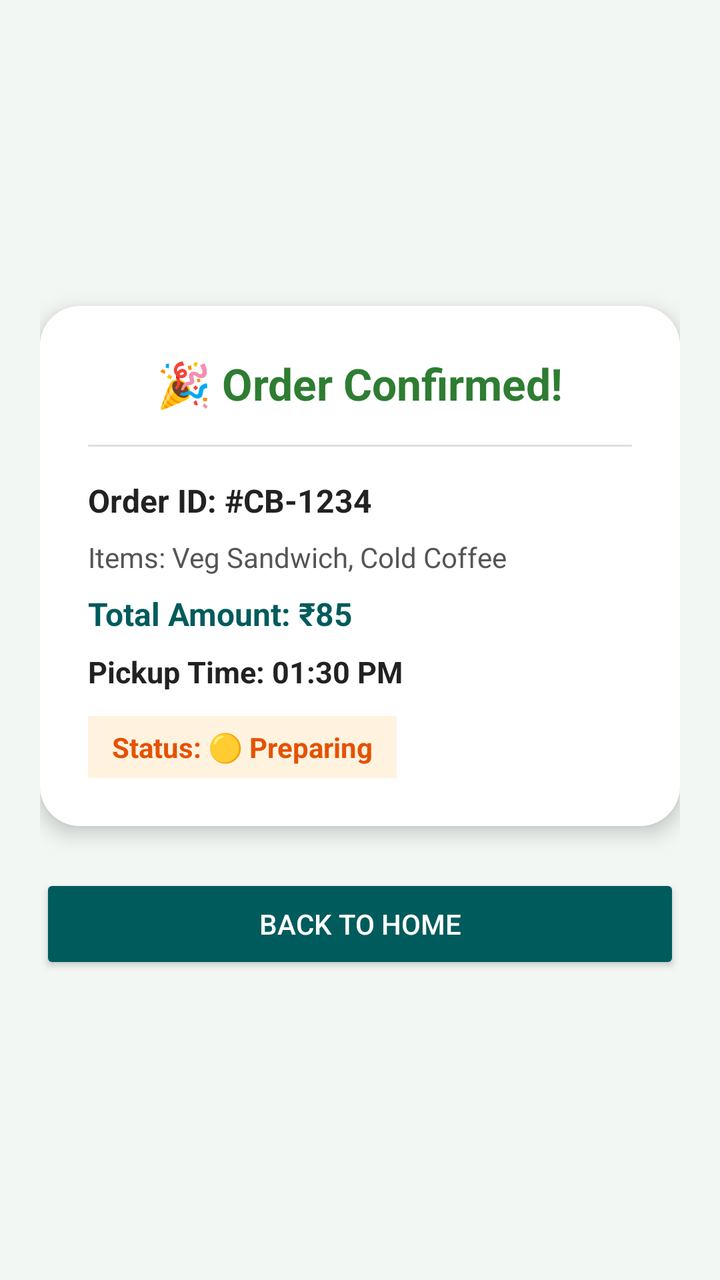
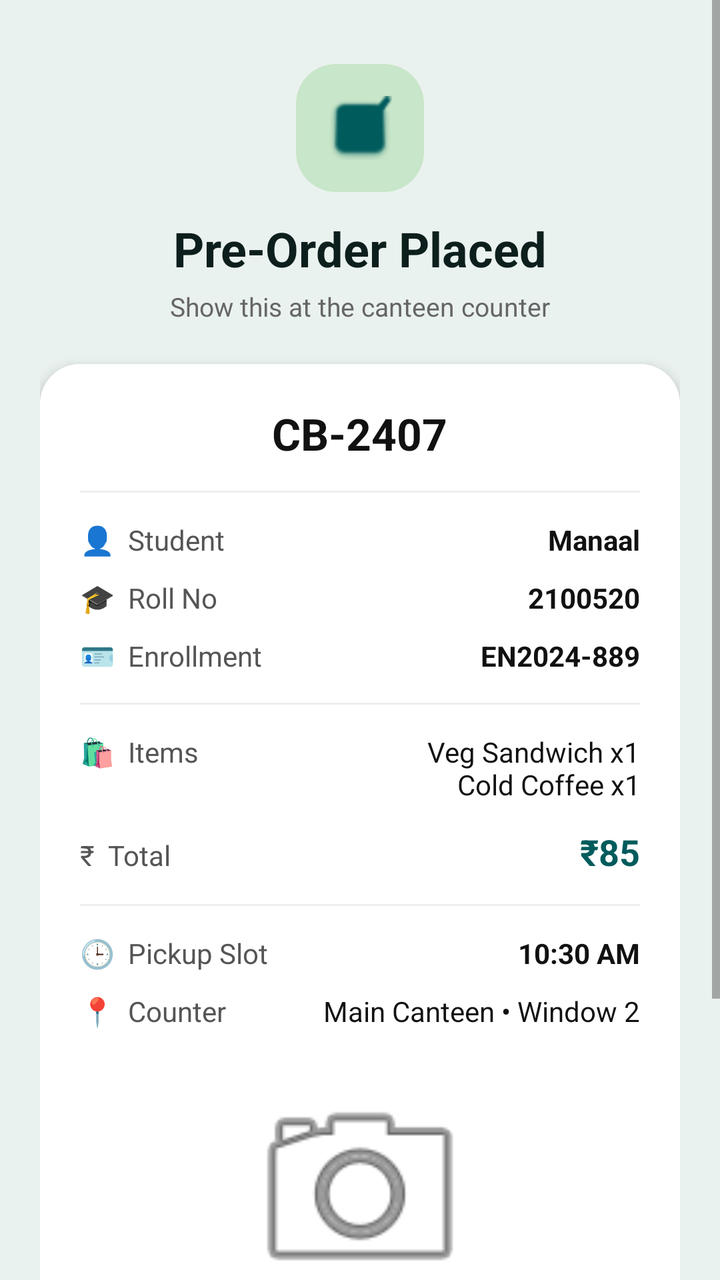

The first picture is an Android layout as it rendered before a commit; the second is the same layout after the commit. The layout source and the unified diff follow.
<!-- AndroidManifest.xml: application theme Theme.CampusBite -->
<!-- res/layout/activity_receipt.xml -->
<?xml version="1.0" encoding="utf-8"?>
<LinearLayout xmlns:android="http://schemas.android.com/apk/res/android"
    xmlns:app="http://schemas.android.com/apk/res-auto"
    android:layout_width="match_parent"
    android:layout_height="match_parent"
    android:background="#F2F7F3"
    android:gravity="center"
    android:orientation="vertical"
    android:padding="20dp">

    <androidx.cardview.widget.CardView
        android:layout_width="match_parent"
        android:layout_height="wrap_content"
        app:cardCornerRadius="20dp"
        app:cardElevation="6dp">

        <LinearLayout
            android:layout_width="match_parent"
            android:layout_height="wrap_content"
            android:background="#FFFFFF"
            android:orientation="vertical"
            android:padding="24dp">

            <TextView
                android:layout_width="wrap_content"
                android:layout_height="wrap_content"
                android:layout_gravity="center"
                android:text="🎉 Order Confirmed!"
                android:textColor="#2E7D32"
                android:textSize="22sp"
                android:textStyle="bold" />

            <View
                android:layout_width="match_parent"
                android:layout_height="1dp"
                android:layout_marginVertical="16dp"
                android:background="#DDDDDD" />

            <TextView
                android:id="@+id/tvReceiptOrderId"
                android:layout_width="wrap_content"
                android:layout_height="wrap_content"
                android:text="Order ID: #CB-1234"
                android:textColor="#222222"
                android:textSize="16sp"
                android:textStyle="bold" />

            <TextView
                android:id="@+id/tvReceiptItems"
                android:layout_width="wrap_content"
                android:layout_height="wrap_content"
                android:layout_marginTop="8dp"
                android:text="Items: Veg Sandwich, Cold Coffee"
                android:textColor="#555555"
                android:textSize="14sp" />

            <TextView
                android:id="@+id/tvReceiptTotal"
                android:layout_width="wrap_content"
                android:layout_height="wrap_content"
                android:layout_marginTop="8dp"
                android:text="Total Amount: ₹85"
                android:textColor="#005B5C"
                android:textSize="16sp"
                android:textStyle="bold" />

            <TextView
                android:id="@+id/tvReceiptPickupTime"
                android:layout_width="wrap_content"
                android:layout_height="wrap_content"
                android:layout_marginTop="8dp"
                android:text="Pickup Time: 01:30 PM"
                android:textColor="#222222"
                android:textSize="15sp"
                android:textStyle="bold" />

            <TextView
                android:id="@+id/tvReceiptStatus"
                android:layout_width="wrap_content"
                android:layout_height="wrap_content"
                android:layout_marginTop="12dp"
                android:background="#FFF3E0"
                android:paddingHorizontal="12dp"
                android:paddingVertical="6dp"
                android:text="Status: 🟡 Preparing"
                android:textColor="#E65100"
                android:textSize="14sp"
                android:textStyle="bold" />

        </LinearLayout>
    </androidx.cardview.widget.CardView>

    <Button
        android:id="@+id/btnBackToHome"
        android:layout_width="match_parent"
        android:layout_height="50dp"
        android:layout_marginTop="24dp"
        android:backgroundTint="#005B5C"
        android:text="Back to Home"
        android:textColor="#FFFFFF" />

</LinearLayout>
<!-- resources referenced by this layout -->
<resources>
  <style name="Theme.CampusBite" parent="Theme.MaterialComponents.DayNight.NoActionBar">
          
          <item name="colorPrimary">#005B5C</item>
          <item name="colorPrimaryVariant">#003B3C</item>
          <item name="colorOnPrimary">#FFFFFF</item>
          
          <item name="colorSecondary">#005B5C</item>
          <item name="colorSecondaryVariant">#003B3C</item>
          <item name="colorOnSecondary">#FFFFFF</item>
          
          <item name="android:statusBarColor">#005B5C</item>
      </style>
</resources>

<!-- the commit's change to res/layout/activity_receipt.xml (unified diff, before → after) -->
@@ -1,102 +1,302 @@
 <?xml version="1.0" encoding="utf-8"?>
-<LinearLayout xmlns:android="http://schemas.android.com/apk/res/android"
+<RelativeLayout xmlns:android="http://schemas.android.com/apk/res/android"
     xmlns:app="http://schemas.android.com/apk/res-auto"
     android:layout_width="match_parent"
     android:layout_height="match_parent"
-    android:background="#F2F7F3"
-    android:gravity="center"
-    android:orientation="vertical"
-    android:padding="20dp">
-
-    <androidx.cardview.widget.CardView
+    android:background="#EAF2EF"
+    android:fitsSystemWindows="true">
+
+    <ScrollView
         android:layout_width="match_parent"
-        android:layout_height="wrap_content"
-        app:cardCornerRadius="20dp"
-        app:cardElevation="6dp">
+        android:layout_height="match_parent"
+        android:clipToPadding="false"
+        android:paddingBottom="24dp">
 
         <LinearLayout
             android:layout_width="match_parent"
             android:layout_height="wrap_content"
-            android:background="#FFFFFF"
+            android:gravity="center_horizontal"
             android:orientation="vertical"
-            android:padding="24dp">
+            android:padding="20dp">
+
+            
+            <ImageView
+                android:layout_width="64dp"
+                android:layout_height="64dp"
+                android:layout_marginTop="12dp"
+                android:background="@drawable/bg_chip_teal"
+                android:backgroundTint="#C8E6C9"
+                android:padding="16dp"
+                android:src="@android:drawable/checkbox_on_background"
+                app:tint="#005B5C" />
 
             <TextView
                 android:layout_width="wrap_content"
                 android:layout_height="wrap_content"
-                android:layout_gravity="center"
-                android:text="🎉 Order Confirmed!"
-                android:textColor="#2E7D32"
-                android:textSize="22sp"
+                android:layout_marginTop="12dp"
+                android:text="Pre-Order Placed"
+                android:textColor="#0D1F1D"
+                android:textSize="24sp"
                 android:textStyle="bold" />
 
-            <View
-                android:layout_width="match_parent"
-                android:layout_height="1dp"
-                android:layout_marginVertical="16dp"
-                android:background="#DDDDDD" />
-
             <TextView
-                android:id="@+id/tvReceiptOrderId"
                 android:layout_width="wrap_content"
                 android:layout_height="wrap_content"
-                android:text="Order ID: #CB-1234"
-                android:textColor="#222222"
-                android:textSize="16sp"
+                android:layout_marginTop="4dp"
+                android:text="Show this at the canteen counter"
+                android:textColor="#666666"
+                android:textSize="13sp" />
+
+            
+            <androidx.cardview.widget.CardView
+                android:layout_width="match_parent"
+                android:layout_height="wrap_content"
+                android:layout_marginTop="20dp"
+                app:cardCornerRadius="20dp"
+                app:cardElevation="4dp">
+
+                <LinearLayout
+                    android:layout_width="match_parent"
+                    android:layout_height="wrap_content"
+                    android:background="#FFFFFF"
+                    android:orientation="vertical"
+                    android:padding="20dp">
+
+                    <TextView
+                        android:id="@+id/tvReceiptOrderId"
+                        android:layout_width="wrap_content"
+                        android:layout_height="wrap_content"
+                        android:layout_gravity="center_horizontal"
+                        android:text="CB-2407"
+                        android:textColor="#111111"
+                        android:textSize="22sp"
+                        android:textStyle="bold" />
+
+                    <View
+                        android:layout_width="match_parent"
+                        android:layout_height="1dp"
+                        android:layout_marginVertical="14dp"
+                        android:background="#EEEEEE" />
+
+                    
+                    <LinearLayout
+                        android:layout_width="match_parent"
+                        android:layout_height="wrap_content"
+                        android:orientation="horizontal">
+
+                        <TextView
+                            android:layout_width="110dp"
+                            android:layout_height="wrap_content"
+                            android:text="👤  Student"
+                            android:textColor="#555555"
+                            android:textSize="14sp" />
+
+                        <TextView
+                            android:id="@+id/tvStudentName"
+                            android:layout_width="match_parent"
+                            android:layout_height="wrap_content"
+                            android:gravity="end"
+                            android:text="Manaal"
+                            android:textColor="#111111"
+                            android:textSize="14sp"
+                            android:textStyle="bold" />
+                    </LinearLayout>
+
+                    
+                    <LinearLayout
+                        android:layout_width="match_parent"
+                        android:layout_height="wrap_content"
+                        android:layout_marginTop="10dp"
+                        android:orientation="horizontal">
+
+                        <TextView
+                            android:layout_width="110dp"
+                            android:layout_height="wrap_content"
+                            android:text="🎓  Roll No"
+                            android:textColor="#555555"
+                            android:textSize="14sp" />
+
+                        <TextView
+                            android:id="@+id/tvRollNo"
+                            android:layout_width="match_parent"
+                            android:layout_height="wrap_content"
+                            android:gravity="end"
+                            android:text="2100520"
+                            android:textColor="#111111"
+                            android:textSize="14sp"
+                            android:textStyle="bold" />
+                    </LinearLayout>
+
+                    
+                    <LinearLayout
+                        android:layout_width="match_parent"
+                        android:layout_height="wrap_content"
+                        android:layout_marginTop="10dp"
+                        android:orientation="horizontal">
+
+                        <TextView
+                            android:layout_width="110dp"
+                            android:layout_height="wrap_content"
+                            android:text="🪪  Enrollment"
+                            android:textColor="#555555"
+                            android:textSize="14sp" />
+
+                        <TextView
+                            android:id="@+id/tvEnrollmentNo"
+                            android:layout_width="match_parent"
+                            android:layout_height="wrap_content"
+                            android:gravity="end"
+                            android:text="EN2024-889"
+                            android:textColor="#111111"
+                            android:textSize="14sp"
+                            android:textStyle="bold" />
+                    </LinearLayout>
+
+                    <View
+                        android:layout_width="match_parent"
+                        android:layout_height="1dp"
+                        android:layout_marginVertical="14dp"
+                        android:background="#EEEEEE" />
+
+                    
+                    <LinearLayout
+                        android:layout_width="match_parent"
+                        android:layout_height="wrap_content"
+                        android:orientation="horizontal">
+
+                        <TextView
+                            android:layout_width="90dp"
+                            android:layout_height="wrap_content"
+                            android:text="🛍️  Items"
+                            android:textColor="#555555"
+                            android:textSize="14sp" />
+
+                        <TextView
+                            android:id="@+id/tvReceiptItems"
+                            android:layout_width="match_parent"
+                            android:layout_height="wrap_content"
+                            android:gravity="end"
+                            android:text="Veg Sandwich x1\nCold Coffee x1"
+                            android:textColor="#111111"
+                            android:textSize="14sp" />
+                    </LinearLayout>
+
+                    
+                    <LinearLayout
+                        android:layout_width="match_parent"
+                        android:layout_height="wrap_content"
+                        android:layout_marginTop="12dp"
+                        android:orientation="horizontal">
+
+                        <TextView
+                            android:layout_width="90dp"
+                            android:layout_height="wrap_content"
+                            android:text="₹  Total"
+                            android:textColor="#555555"
+                            android:textSize="14sp" />
+
+                        <TextView
+                            android:id="@+id/tvReceiptTotal"
+                            android:layout_width="match_parent"
+                            android:layout_height="wrap_content"
+                            android:gravity="end"
+                            android:text="₹85"
+                            android:textColor="#005B5C"
+                            android:textSize="18sp"
+                            android:textStyle="bold" />
+                    </LinearLayout>
+
+                    <View
+                        android:layout_width="match_parent"
+                        android:layout_height="1dp"
+                        android:layout_marginVertical="14dp"
+                        android:background="#EEEEEE" />
+
+                    
+                    <LinearLayout
+                        android:layout_width="match_parent"
+                        android:layout_height="wrap_content"
+                        android:orientation="horizontal">
+
+                        <TextView
+                            android:layout_width="120dp"
+                            android:layout_height="wrap_content"
+                            android:text="🕒  Pickup Slot"
+                            android:textColor="#555555"
+                            android:textSize="14sp" />
+
+                        <TextView
+                            android:id="@+id/tvReceiptPickupTime"
+                            android:layout_width="match_parent"
+                            android:layout_height="wrap_content"
+                            android:gravity="end"
+                            android:text="10:30 AM"
+                            android:textColor="#111111"
+                            android:textSize="14sp"
+                            android:textStyle="bold" />
+                    </LinearLayout>
+
+                    
+                    <LinearLayout
+                        android:layout_width="match_parent"
+                        android:layout_height="wrap_content"
+                        android:layout_marginTop="10dp"
+                        android:orientation="horizontal">
+
+                        <TextView
+                            android:layout_width="110dp"
+                            android:layout_height="wrap_content"
+                            android:text="📍  Counter"
+                            android:textColor="#555555"
+                            android:textSize="14sp" />
+
+                        <TextView
+                            android:layout_width="match_parent"
+                            android:layout_height="wrap_content"
+                            android:gravity="end"
+                            android:text="Main Canteen • Window 2"
+                            android:textColor="#111111"
+                            android:textSize="14sp" />
+                    </LinearLayout>
+
+                    
+                    <LinearLayout
+                        android:layout_width="wrap_content"
+                        android:layout_height="wrap_content"
+                        android:layout_gravity="center_horizontal"
+                        android:layout_marginTop="20dp"
+                        android:gravity="center"
+                        android:orientation="vertical">
+
+                        <ImageView
+                            android:id="@+id/ivQrCode"
+                            android:layout_width="120dp"
+                            android:layout_height="120dp"
+                            android:src="@android:drawable/ic_menu_camera" />
+
+                        <TextView
+                            android:layout_width="wrap_content"
+                            android:layout_height="wrap_content"
+                            android:layout_marginTop="6dp"
+                            android:text="Order QR"
+                            android:textColor="#005B5C"
+                            android:textSize="12sp"
+                            android:textStyle="bold" />
+                    </LinearLayout>
+
+                </LinearLayout>
+            </androidx.cardview.widget.CardView>
+
+            <Button
+                android:id="@+id/btnBackToHome"
+                android:layout_width="match_parent"
+                android:layout_height="52dp"
+                android:layout_marginTop="20dp"
+                android:backgroundTint="#005B5C"
+                android:text="Back to Home"
+                android:textColor="#FFFFFF"
                 android:textStyle="bold" />
 
-            <TextView
-                android:id="@+id/tvReceiptItems"
-                android:layout_width="wrap_content"
-                android:layout_height="wrap_content"
-                android:layout_marginTop="8dp"
-                android:text="Items: Veg Sandwich, Cold Coffee"
-                android:textColor="#555555"
-                android:textSize="14sp" />
-
-            <TextView
-                android:id="@+id/tvReceiptTotal"
-                android:layout_width="wrap_content"
-                android:layout_height="wrap_content"
-                android:layout_marginTop="8dp"
-                android:text="Total Amount: ₹85"
-                android:textColor="#005B5C"
-                android:textSize="16sp"
-                android:textStyle="bold" />
-
-            <TextView
-                android:id="@+id/tvReceiptPickupTime"
-                android:layout_width="wrap_content"
-                android:layout_height="wrap_content"
-                android:layout_marginTop="8dp"
-                android:text="Pickup Time: 01:30 PM"
-                android:textColor="#222222"
-                android:textSize="15sp"
-                android:textStyle="bold" />
-
-            <TextView
-                android:id="@+id/tvReceiptStatus"
-                android:layout_width="wrap_content"
-                android:layout_height="wrap_content"
-                android:layout_marginTop="12dp"
-                android:background="#FFF3E0"
-                android:paddingHorizontal="12dp"
-                android:paddingVertical="6dp"
-                android:text="Status: 🟡 Preparing"
-                android:textColor="#E65100"
-                android:textSize="14sp"
-                android:textStyle="bold" />
-
         </LinearLayout>
-    </androidx.cardview.widget.CardView>
-
-    <Button
-        android:id="@+id/btnBackToHome"
-        android:layout_width="match_parent"
-        android:layout_height="50dp"
-        android:layout_marginTop="24dp"
-        android:backgroundTint="#005B5C"
-        android:text="Back to Home"
-        android:textColor="#FFFFFF" />
-
-</LinearLayout>
+    </ScrollView>
+</RelativeLayout>
<!-- resource entries referenced after the edit -->
@@ -1,5 +1,12 @@
 <!-- resources referenced by this layout -->
 <resources>
+  <!-- drawable bg_chip_teal (drawable) -->
+  <?xml version="1.0" encoding="utf-8"?>
+  <shape xmlns:android="http://schemas.android.com/apk/res/android"
+      android:shape="rectangle">
+      <solid android:color="#005B5C" />
+      <corners android:radius="20dp" />
+  </shape>
   <style name="Theme.CampusBite" parent="Theme.MaterialComponents.DayNight.NoActionBar">
           
           <item name="colorPrimary">#005B5C</item>
